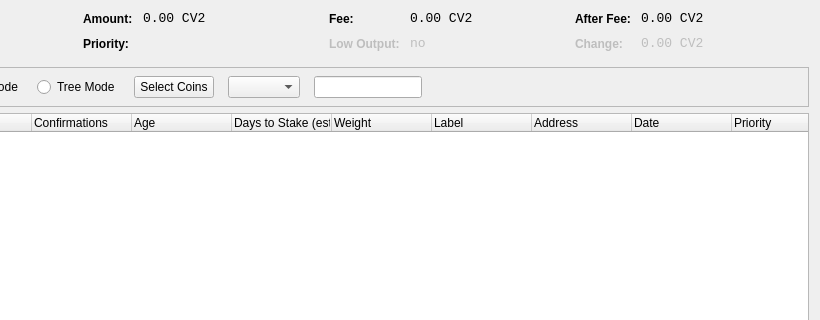
The window that src/qt/forms/coincontroldialog.ui (Fly-coin/Fly-coin) describes before a commit, drawn with Qt 5; both pictures show x 180 to 1000 and y 0 to 320 of the 1000 by 500 pixel window.
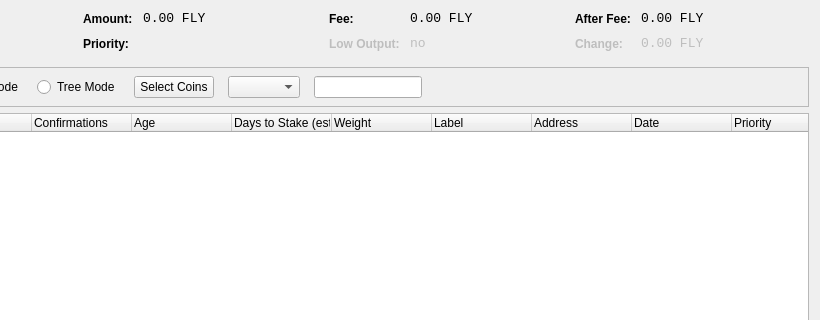
The same window after the commit. Custom widgets are drawn as their Qt base class.

The edit to the form file:
```diff
--- a/src/qt/forms/coincontroldialog.ui
+++ b/src/qt/forms/coincontroldialog.ui
@@ -141,7 +141,7 @@
           <enum>Qt::ActionsContextMenu</enum>
          </property>
          <property name="text">
-          <string notr="true">0.00 CV2</string>
+          <string notr="true">0.00 FLY</string>
          </property>
          <property name="textInteractionFlags">
           <set>Qt::LinksAccessibleByMouse|Qt::TextSelectableByKeyboard|Qt::TextSelectableByMouse</set>
@@ -221,7 +221,7 @@
           <enum>Qt::ActionsContextMenu</enum>
          </property>
          <property name="text">
-          <string notr="true">0.00 CV2</string>
+          <string notr="true">0.00 FLY</string>
          </property>
          <property name="textInteractionFlags">
           <set>Qt::LinksAccessibleByMouse|Qt::TextSelectableByKeyboard|Qt::TextSelectableByMouse</set>
@@ -310,7 +310,7 @@
           <enum>Qt::ActionsContextMenu</enum>
          </property>
          <property name="text">
-          <string notr="true">0.00 CV2</string>
+          <string notr="true">0.00 FLY</string>
          </property>
          <property name="textInteractionFlags">
           <set>Qt::LinksAccessibleByMouse|Qt::TextSelectableByKeyboard|Qt::TextSelectableByMouse</set>
@@ -348,7 +348,7 @@
           <enum>Qt::ActionsContextMenu</enum>
          </property>
          <property name="text">
-          <string notr="true">0.00 CV2</string>
+          <string notr="true">0.00 FLY</string>
          </property>
          <property name="textInteractionFlags">
           <set>Qt::LinksAccessibleByMouse|Qt::TextSelectableByKeyboard|Qt::TextSelectableByMouse</set>
```
